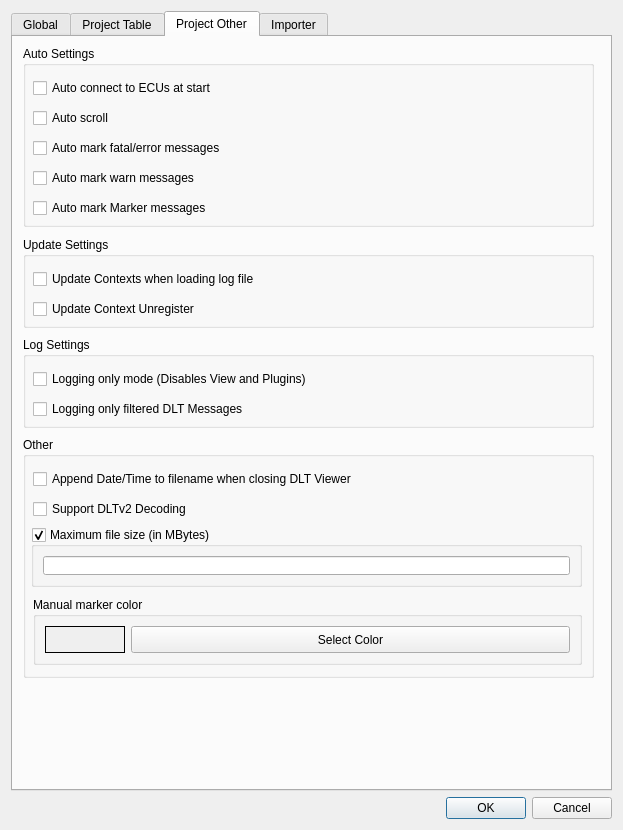
Qt form src/settingsdialog.ui (COVESA/dlt-viewer) before a commit.
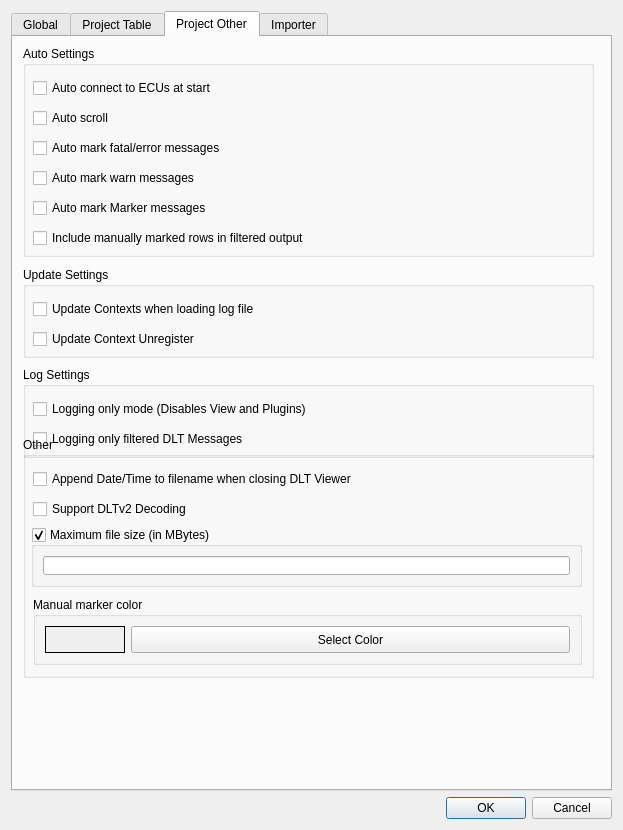
The same form after that commit. The open tabs and pages were chosen to show the change. Icons and pictures are not drawn.

Commit message: improvements to DLT Viewer - search cache - batch loading filter indexing - HLD/LLD docs

What changed in the file:
```diff
--- a/src/settingsdialog.ui
+++ b/src/settingsdialog.ui
@@ -845,7 +845,7 @@
          <x>10</x>
          <y>9</y>
          <width>571</width>
-         <height>181</height>
+        <height>211</height>
         </rect>
        </property>
        <property name="title">
@@ -922,12 +922,25 @@
          <string>Auto mark Marker messages</string>
         </property>
        </widget>
+       <widget class="QCheckBox" name="checkBoxIncludeManualMarkersInFilter">
+        <property name="geometry">
+         <rect>
+          <x>10</x>
+          <y>180</y>
+          <width>549</width>
+          <height>24</height>
+         </rect>
+        </property>
+        <property name="text">
+         <string>Include manually marked rows in filtered output</string>
+        </property>
+       </widget>
       </widget>
       <widget class="QGroupBox" name="groupBox_updateSettings">
        <property name="geometry">
         <rect>
          <x>10</x>
-         <y>200</y>
+         <y>230</y>
          <width>571</width>
          <height>91</height>
         </rect>
@@ -966,7 +979,7 @@
        <property name="geometry">
         <rect>
          <x>10</x>
-         <y>300</y>
+        <y>330</y>
          <width>571</width>
          <height>91</height>
         </rect>
```
The commit also changes 28 other files.
